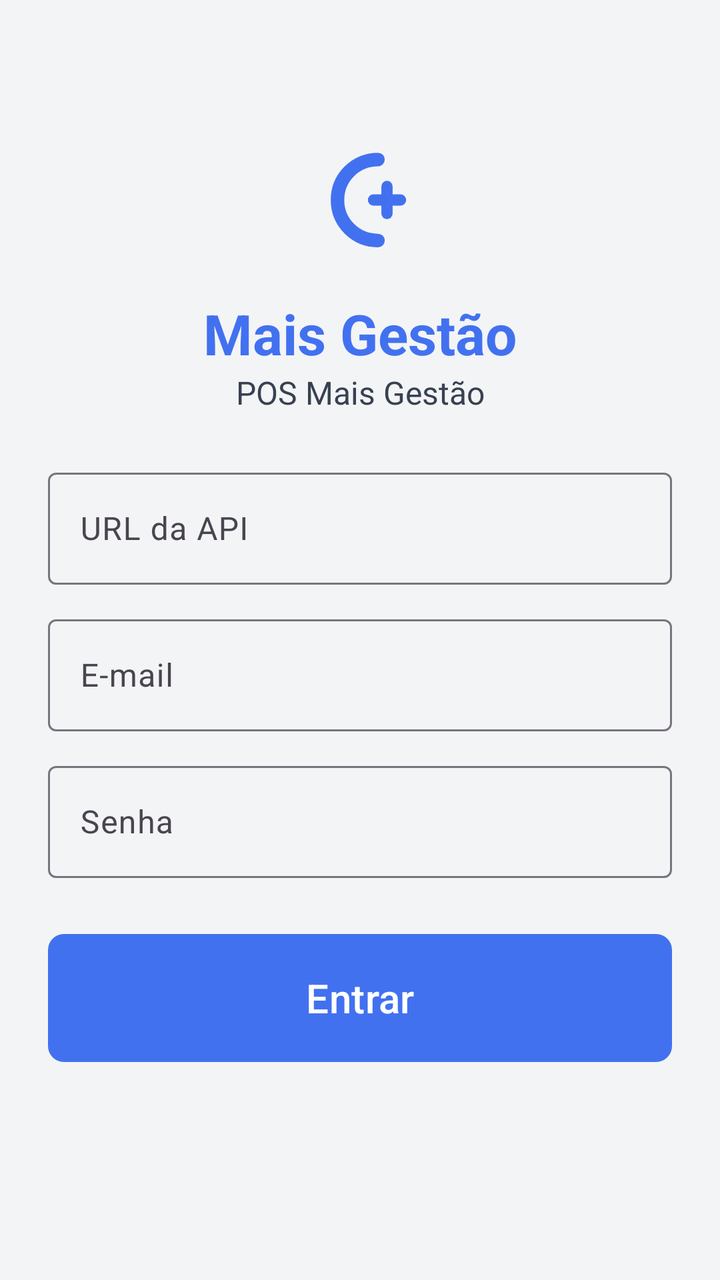
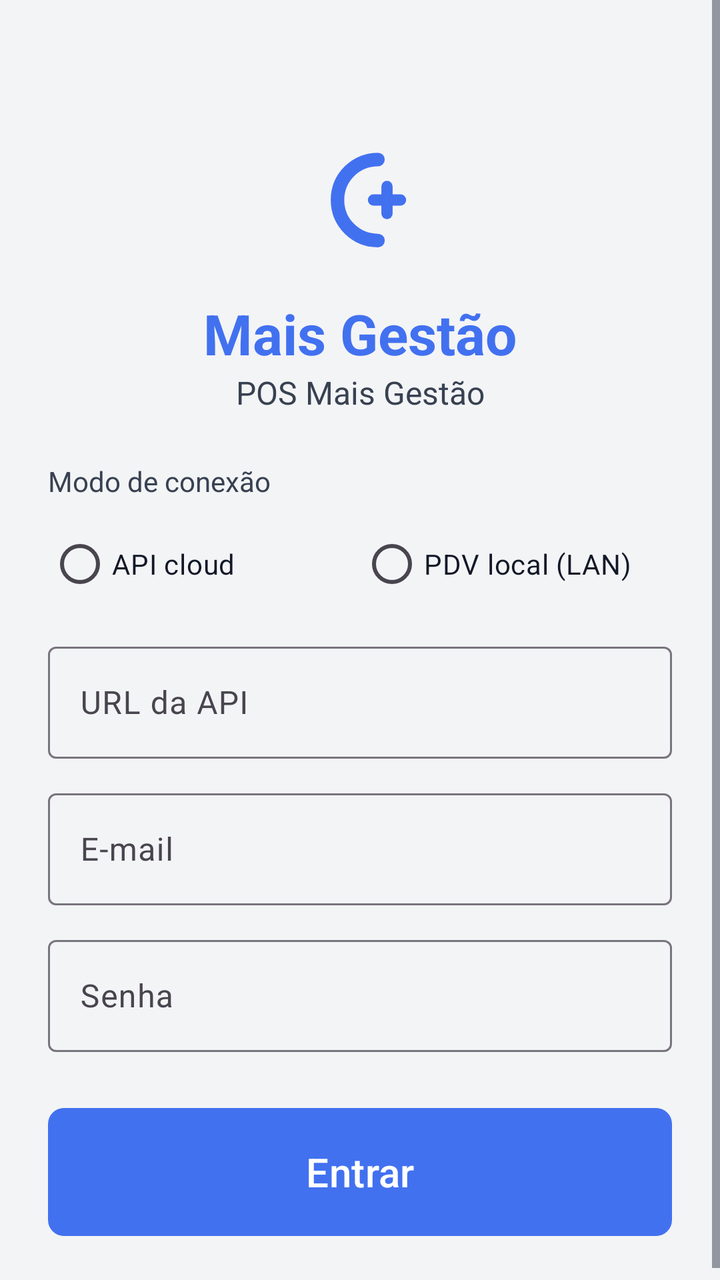

Screens rendered from an Android XML layout before and after an edit, with the pre-edit source and the edit as a unified diff.
<!-- AndroidManifest.xml: application theme Theme.POSmaisgestao -->
<!-- res/layout/activity_login.xml -->
<?xml version="1.0" encoding="utf-8"?>
<ScrollView xmlns:android="http://schemas.android.com/apk/res/android"
    android:layout_width="match_parent"
    android:layout_height="match_parent"
    android:descendantFocusability="beforeDescendants"
    android:fillViewport="true"
    android:focusableInTouchMode="true"
    android:background="@color/surface">

    <LinearLayout
        android:layout_width="match_parent"
        android:layout_height="wrap_content"
        android:orientation="vertical"
        android:padding="24dp">

        <ImageView
            android:layout_width="72dp"
            android:layout_height="72dp"
            android:layout_gravity="center_horizontal"
            android:layout_marginTop="40dp"
            android:contentDescription="@string/brand_name"
            android:src="@drawable/ic_c_plus_brand" />

        <TextView
            android:layout_width="match_parent"
            android:layout_height="wrap_content"
            android:layout_marginTop="12dp"
            android:gravity="center"
            android:text="@string/brand_name"
            android:textColor="@color/primary"
            android:textSize="28sp"
            android:textStyle="bold" />

        <TextView
            android:layout_width="match_parent"
            android:layout_height="wrap_content"
            android:layout_marginBottom="24dp"
            android:gravity="center"
            android:text="@string/app_name"
            android:textColor="@color/muted_foreground"
            android:textSize="16sp" />

        <com.google.android.material.textfield.TextInputLayout
            android:layout_width="match_parent"
            android:layout_height="wrap_content"
            android:layout_marginBottom="12dp"
            android:hint="@string/url_api">

            <com.google.android.material.textfield.TextInputEditText
                android:id="@+id/inputUrlApi"
                android:layout_width="match_parent"
                android:layout_height="wrap_content"
                android:inputType="textUri"
                android:minHeight="56dp" />
        </com.google.android.material.textfield.TextInputLayout>

        <com.google.android.material.textfield.TextInputLayout
            android:layout_width="match_parent"
            android:layout_height="wrap_content"
            android:layout_marginBottom="12dp"
            android:hint="@string/email">

            <com.google.android.material.textfield.TextInputEditText
                android:id="@+id/inputEmail"
                android:layout_width="match_parent"
                android:layout_height="wrap_content"
                android:inputType="textEmailAddress"
                android:minHeight="56dp" />
        </com.google.android.material.textfield.TextInputLayout>

        <com.google.android.material.textfield.TextInputLayout
            android:layout_width="match_parent"
            android:layout_height="wrap_content"
            android:layout_marginBottom="24dp"
            android:hint="@string/senha">

            <com.google.android.material.textfield.TextInputEditText
                android:id="@+id/inputSenha"
                android:layout_width="match_parent"
                android:layout_height="wrap_content"
                android:inputType="textPassword"
                android:minHeight="56dp" />
        </com.google.android.material.textfield.TextInputLayout>

        <com.google.android.material.button.MaterialButton
            android:id="@+id/btnEntrar"
            style="@style/PosBigButton"
            android:layout_width="match_parent"
            android:layout_height="wrap_content"
            android:text="@string/entrar" />

        <ProgressBar
            android:id="@+id/progressLogin"
            android:layout_width="wrap_content"
            android:layout_height="wrap_content"
            android:layout_gravity="center_horizontal"
            android:layout_marginTop="16dp"
            android:visibility="gone" />
    </LinearLayout>
</ScrollView>
<!-- resources referenced by this layout -->
<resources>
  <color name="muted_foreground">#374151</color>
  <color name="primary">#4271F0</color>
  <color name="surface">#F3F4F6</color>
  <!-- drawable ic_c_plus_brand (drawable) -->
  <?xml version="1.0" encoding="utf-8"?>
  <vector xmlns:android="http://schemas.android.com/apk/res/android"
      android:width="64dp"
      android:height="64dp"
      android:viewportWidth="64"
      android:viewportHeight="64">
      <path
          android:pathData="M40,14 C30,14 22,22 22,32 C22,42 30,50 40,50"
          android:strokeWidth="6"
          android:strokeColor="#4271F0"
          android:strokeLineCap="round"
          android:fillColor="#00000000" />
      <path
          android:pathData="M44,26 L44,38"
          android:strokeWidth="5"
          android:strokeColor="#4271F0"
          android:strokeLineCap="round"
          android:fillColor="#00000000" />
      <path
          android:pathData="M38,32 L50,32"
          android:strokeWidth="5"
          android:strokeColor="#4271F0"
          android:strokeLineCap="round"
          android:fillColor="#00000000" />
  </vector>
  <string name="app_name">POS Mais Gestão</string>
  <string name="brand_name">Mais Gestão</string>
  <string name="email">E-mail</string>
  <string name="entrar">Entrar</string>
  <string name="senha">Senha</string>
  <string name="url_api">URL da API</string>
  <style name="PosBigButton" parent="Widget.Material3.Button">
          <item name="android:minHeight">72dp</item>
          <item name="android:textSize">20sp</item>
          <item name="android:textAllCaps">false</item>
          <item name="cornerRadius">8dp</item>
          <item name="backgroundTint">@color/primary</item>
          <item name="android:textColor">@color/primary_foreground</item>
      </style>
  <style name="Theme.POSmaisgestao" parent="Base.Theme.POSmaisgestao" />
  <color name="primary_foreground">#FFFFFF</color>
  <style name="Base.Theme.POSmaisgestao" parent="Theme.Material3.DayNight.NoActionBar">
          <item name="colorPrimary">@color/primary</item>
          <item name="colorPrimaryDark">@color/primary_dark</item>
          <item name="colorSecondary">@color/accent</item>
          <item name="colorOnPrimary">@color/primary_foreground</item>
          <item name="colorOnSurface">@color/foreground</item>
          <item name="colorOnBackground">@color/foreground</item>
          <item name="android:statusBarColor">@color/primary_dark</item>
          <item name="android:windowBackground">@color/surface</item>
          <item name="android:colorBackground">@color/background</item>
          <item name="android:textColorPrimary">@color/foreground</item>
          <item name="android:textColorSecondary">@color/muted_foreground</item>
          <item name="android:textColor">@color/foreground</item>
          <item name="android:textColorHint">@color/muted_foreground</item>
      </style>
  <color name="primary_dark">#0B42DA</color>
  <color name="accent">#D0D9F1</color>
  <color name="foreground">#111827</color>
  <color name="background">#FFFFFF</color>
</resources>

<!-- the commit's change to res/layout/activity_login.xml (unified diff, before → after) -->
@@ -40,7 +40,40 @@
             android:textColor="@color/muted_foreground"
             android:textSize="16sp" />
 
+        <TextView
+            android:layout_width="match_parent"
+            android:layout_height="wrap_content"
+            android:layout_marginBottom="8dp"
+            android:text="@string/conexao_modo"
+            android:textColor="@color/muted_foreground"
+            android:textSize="14sp" />
+
+        <RadioGroup
+            android:id="@+id/radioGrupoConexao"
+            android:layout_width="match_parent"
+            android:layout_height="wrap_content"
+            android:layout_marginBottom="12dp"
+            android:orientation="horizontal">
+
+            <RadioButton
+                android:id="@+id/radioConexaoCloud"
+                android:layout_width="0dp"
+                android:layout_height="wrap_content"
+                android:layout_weight="1"
+                android:text="@string/conexao_cloud"
+                android:textColor="@color/foreground" />
+
+            <RadioButton
+                android:id="@+id/radioConexaoPdv"
+                android:layout_width="0dp"
+                android:layout_height="wrap_content"
+                android:layout_weight="1"
+                android:text="@string/conexao_pdv_local"
+                android:textColor="@color/foreground" />
+        </RadioGroup>
+
         <com.google.android.material.textfield.TextInputLayout
+            android:id="@+id/layoutUrlApi"
             android:layout_width="match_parent"
             android:layout_height="wrap_content"
             android:layout_marginBottom="12dp"
<!-- resource entries referenced after the edit -->
@@ -31,6 +31,9 @@
   </vector>
   <string name="app_name">POS Mais Gestão</string>
   <string name="brand_name">Mais Gestão</string>
+  <string name="conexao_cloud">API cloud</string>
+  <string name="conexao_modo">Modo de conexão</string>
+  <string name="conexao_pdv_local">PDV local (LAN)</string>
   <string name="email">E-mail</string>
   <string name="entrar">Entrar</string>
   <string name="senha">Senha</string>
@@ -53,6 +56,8 @@
           <item name="colorOnSurface">@color/foreground</item>
           <item name="colorOnBackground">@color/foreground</item>
           <item name="android:statusBarColor">@color/primary_dark</item>
+          <item name="android:navigationBarColor">@color/surface</item>
+          <item name="android:windowOptOutEdgeToEdgeEnforcement">true</item>
           <item name="android:windowBackground">@color/surface</item>
           <item name="android:colorBackground">@color/background</item>
           <item name="android:textColorPrimary">@color/foreground</item>
